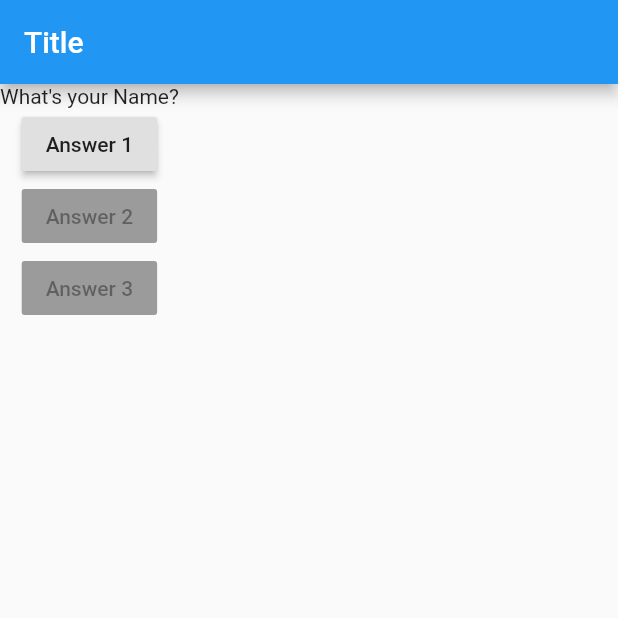
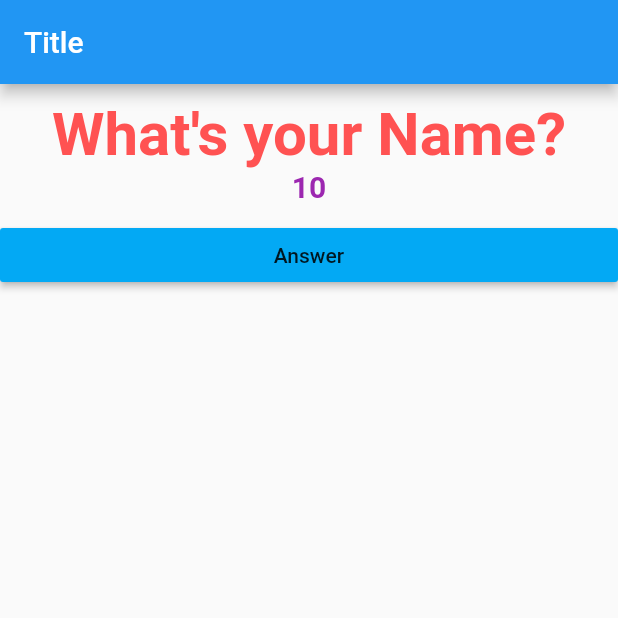
Before and after one commit to Jndkhan/Flutter_First, a Flutter app: the screen it shows after launch, on a phone screen of 412 x 824 dp, the top half of it. Run offline on Flutter 3.47's test engine with Material 2 defaults, Android fonts, the phone set to English and light mode, and no system bars.

Commit message:
added 2 classes answer and question and call in main class.

```diff
--- /dev/null
+++ b/lib/answer.dart
@@ -0,0 +1,20 @@
+import 'package:flutter/material.dart';
+
+class Answer extends StatelessWidget {
+  // final Function()? selectHandler2;
+   final VoidCallback selectHandler;
+
+   Answer(this.selectHandler);
+
+  @override
+  Widget build(BuildContext context) {
+    return Container(
+      width: double.infinity,
+      child: RaisedButton(
+        color: Colors.lightBlue,
+        child: Text('Answer'),
+        onPressed: selectHandler,
+      ),
+    );
+  }
+}
--- a/lib/main.dart
+++ b/lib/main.dart
@@ -1,4 +1,6 @@
 import 'package:flutter/material.dart';
+import './question.dart';
+import './answer.dart';
 
 void main() => runApp(MyApp());
 
@@ -11,10 +13,12 @@ class MyApp extends StatefulWidget {
 
 class _MyAppState extends State<MyApp> {
   var questionIndex = 0;
+  var agesIndex = 0;
 
   void answerquestion() {
     setState(() {
       questionIndex = questionIndex + 1;
+      agesIndex = agesIndex + 1;
     });
     print(questionIndex);
   }
@@ -25,8 +29,10 @@ class _MyAppState extends State<MyApp> {
       'What\'s your Name?',
       'How old are you?',
       'From where you are?',
+      'Are you single?',
       'What\'s your favourite color?'
     ];
+    var ages = [10, 20, 30, 40, 50];
 
     return MaterialApp(
       home: Scaffold(
@@ -35,21 +41,8 @@ class _MyAppState extends State<MyApp> {
           ),
           body: Column(
             children: [
-              Text(questions[questionIndex]),
-              RaisedButton(
-                child: Text('Answer 1'),
-                onPressed: () {
-                  answerquestion();
-                },
-              ),
-              RaisedButton(
-                child: const Text('Answer 2'),
-                onPressed: null,
-              ),
-              RaisedButton(
-                child: const Text('Answer 3'),
-                onPressed: null,
-              ),
+              Questions(questions[questionIndex], ages[agesIndex]),
+              Answer(answerquestion),
             ],
           )),
     );
--- /dev/null
+++ b/lib/question.dart
@@ -0,0 +1,31 @@
+import 'package:flutter/material.dart';
+
+class Questions extends StatelessWidget {
+  final String questiontext;
+  final int age;
+
+  Questions(this.questiontext, this.age);
+
+  @override
+  Widget build(BuildContext context) {
+    return Container(
+      width: double.infinity,
+      margin: const EdgeInsets.all(10),
+      child: Column(
+        children: [
+          Text(questiontext,
+              textAlign: TextAlign.center,
+              style: const TextStyle(
+                  color: Colors.redAccent,
+                  fontWeight: FontWeight.bold,
+                  fontSize: 40)),
+          Text(age.toString(),
+              style: const TextStyle(
+                  color: Colors.purple,
+                  fontWeight: FontWeight.bold,
+                  fontSize: 20)),
+        ],
+      ),
+    );
+  }
+}
```
